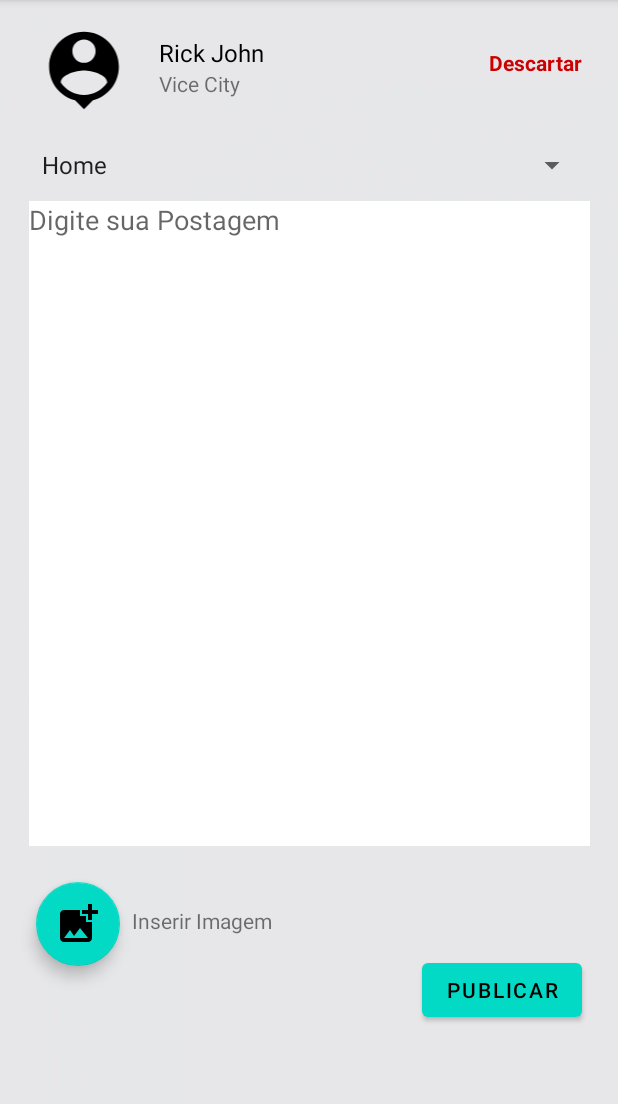
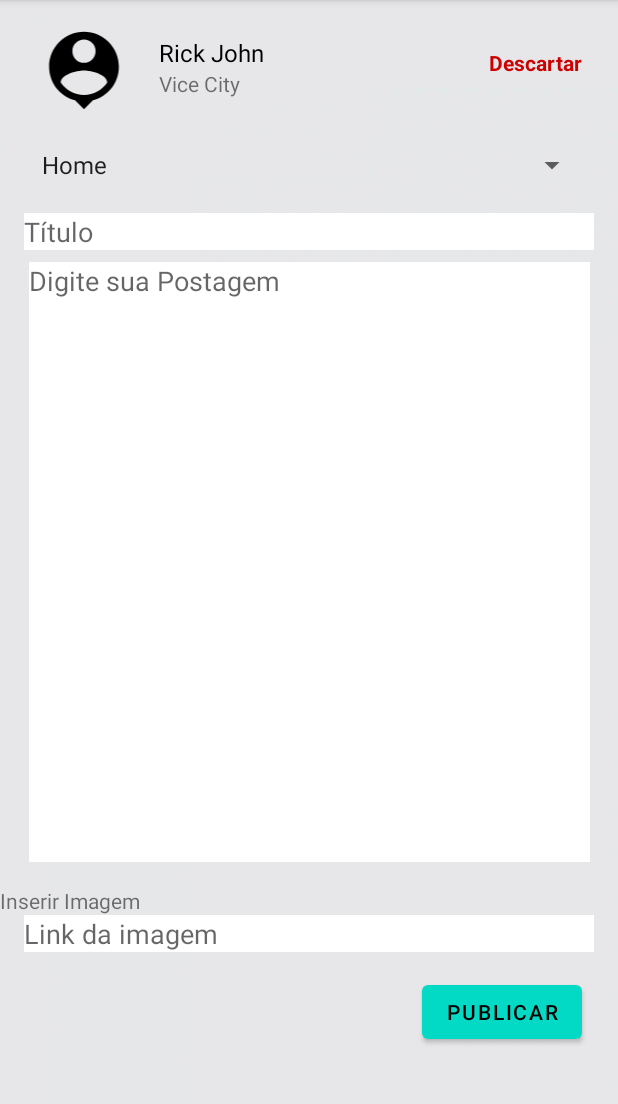
Before and after one commit to julianoBeerg/Exercicios-Android-TM4, an Android app: the screen it shows after launch (MainActivity), on a phone screen of 412 x 824 dp, the part 84-1188 px from its top. Run offline under Robolectric (Android 15) with nearby library versions, the phone set to English and light mode, and no system bars.

Commit message:
Altarnaod componentes

```diff
--- a/MindHealthy_prototype/app/src/main/res/layout/activity_main.xml
+++ b/MindHealthy_prototype/app/src/main/res/layout/activity_main.xml
@@ -39,41 +39,25 @@
         app:layout_constraintTop_toBottomOf="@+id/textView3"
         tools:ignore="TextContrastCheck" />
 
-    <com.google.android.material.floatingactionbutton.FloatingActionButton
-        android:id="@+id/floatingActionButton"
-        android:layout_width="wrap_content"
-        android:layout_height="wrap_content"
-        android:layout_marginStart="24dp"
-        android:layout_marginTop="24dp"
-        android:clickable="true"
-        android:contentDescription="TODO"
-        android:focusable="true"
-        app:layout_constraintStart_toStartOf="parent"
-        app:layout_constraintTop_toBottomOf="@+id/editTextTextMultiLine2"
-        app:maxImageSize="32dp"
-        app:srcCompat="@drawable/ic_baseline_add_photo_alternate_24"
-        tools:ignore="SpeakableTextPresentCheck" />
-
     <TextView
         android:id="@+id/textView7"
         android:layout_width="wrap_content"
         android:layout_height="wrap_content"
-        android:layout_marginStart="8dp"
-        android:layout_marginTop="40dp"
+        android:layout_marginTop="16dp"
         android:text="@string/inserir_imagem"
-        app:layout_constraintStart_toEndOf="@+id/floatingActionButton"
         app:layout_constraintTop_toBottomOf="@+id/editTextTextMultiLine2"
-        tools:ignore="TextContrastCheck" />
+        tools:ignore="TextContrastCheck"
+        tools:layout_editor_absoluteX="16dp" />
 
     <Button
         android:id="@+id/button2"
         android:layout_width="wrap_content"
         android:layout_height="wrap_content"
-        android:layout_marginTop="72dp"
+        android:layout_marginTop="16dp"
         android:layout_marginEnd="24dp"
         android:text="@string/publicar"
         app:layout_constraintEnd_toEndOf="parent"
-        app:layout_constraintTop_toBottomOf="@+id/editTextTextMultiLine2" />
+        app:layout_constraintTop_toBottomOf="@+id/editTextTextPersonName2" />
 
     <TextView
         android:id="@+id/textView8"
@@ -94,8 +78,9 @@
     <EditText
         android:id="@+id/editTextTextMultiLine2"
         android:layout_width="374dp"
-        android:layout_height="430dp"
+        android:layout_height="400dp"
         android:layout_marginStart="16dp"
+        android:layout_marginTop="8dp"
         android:layout_marginEnd="16dp"
         android:background="@color/white"
         android:ems="20"
@@ -105,7 +90,7 @@
         android:lines="20"
         app:layout_constraintEnd_toEndOf="parent"
         app:layout_constraintStart_toStartOf="parent"
-        app:layout_constraintTop_toBottomOf="@+id/spinner"
+        app:layout_constraintTop_toBottomOf="@+id/editTextTextPersonName"
         tools:ignore="TextContrastCheck" />
 
     <Spinner
@@ -120,4 +105,33 @@
         app:layout_constraintStart_toStartOf="parent"
         app:layout_constraintTop_toBottomOf="@+id/imageView2" />
 
+    <EditText
+        android:id="@+id/editTextTextPersonName"
+        android:layout_width="match_parent"
+        android:layout_height="wrap_content"
+        android:layout_marginStart="16dp"
+        android:layout_marginTop="8dp"
+        android:layout_marginEnd="16dp"
+        android:background="@color/white"
+        android:ems="10"
+        android:hint="Título"
+        android:inputType="textPersonName"
+        app:layout_constraintEnd_toEndOf="parent"
+        app:layout_constraintStart_toStartOf="parent"
+        app:layout_constraintTop_toBottomOf="@+id/spinner" />
+
+    <EditText
+        android:id="@+id/editTextTextPersonName2"
+        android:layout_width="match_parent"
+        android:layout_height="wrap_content"
+        android:layout_marginStart="16dp"
+        android:layout_marginEnd="16dp"
+        android:background="@color/white"
+        android:ems="10"
+        android:hint="Link da imagem"
+        android:inputType="textPersonName"
+        app:layout_constraintEnd_toEndOf="parent"
+        app:layout_constraintStart_toStartOf="parent"
+        app:layout_constraintTop_toBottomOf="@+id/textView7" />
+
 </androidx.constraintlayout.widget.ConstraintLayout>
```
Also changed, not shown: 1 other file.
